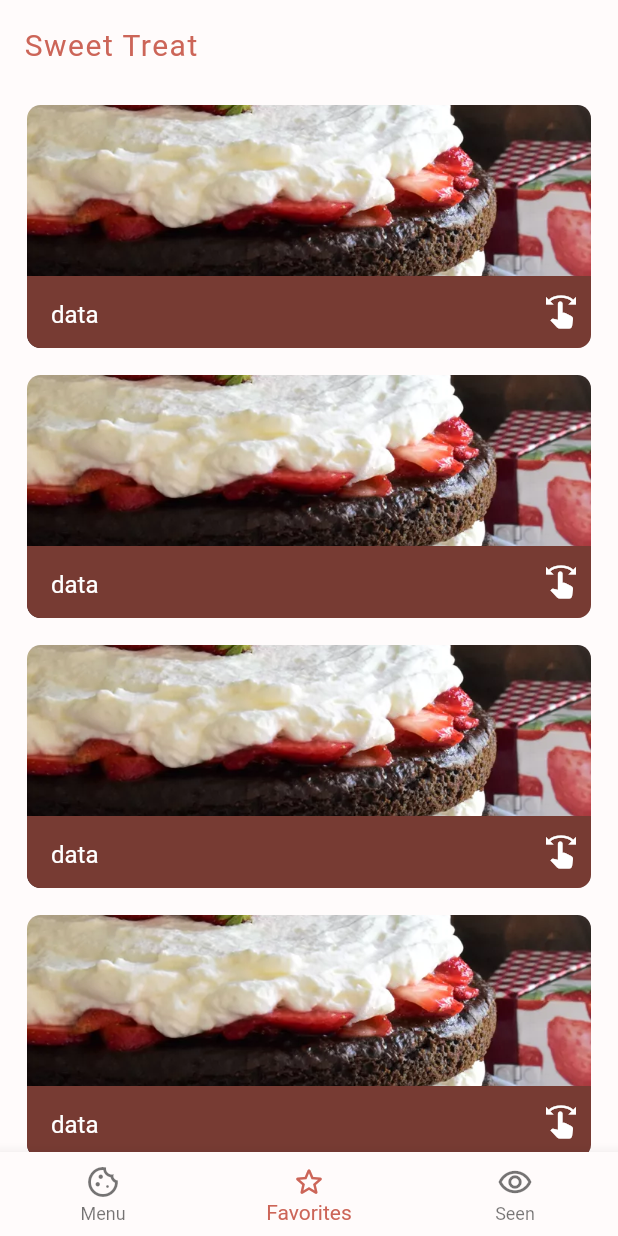
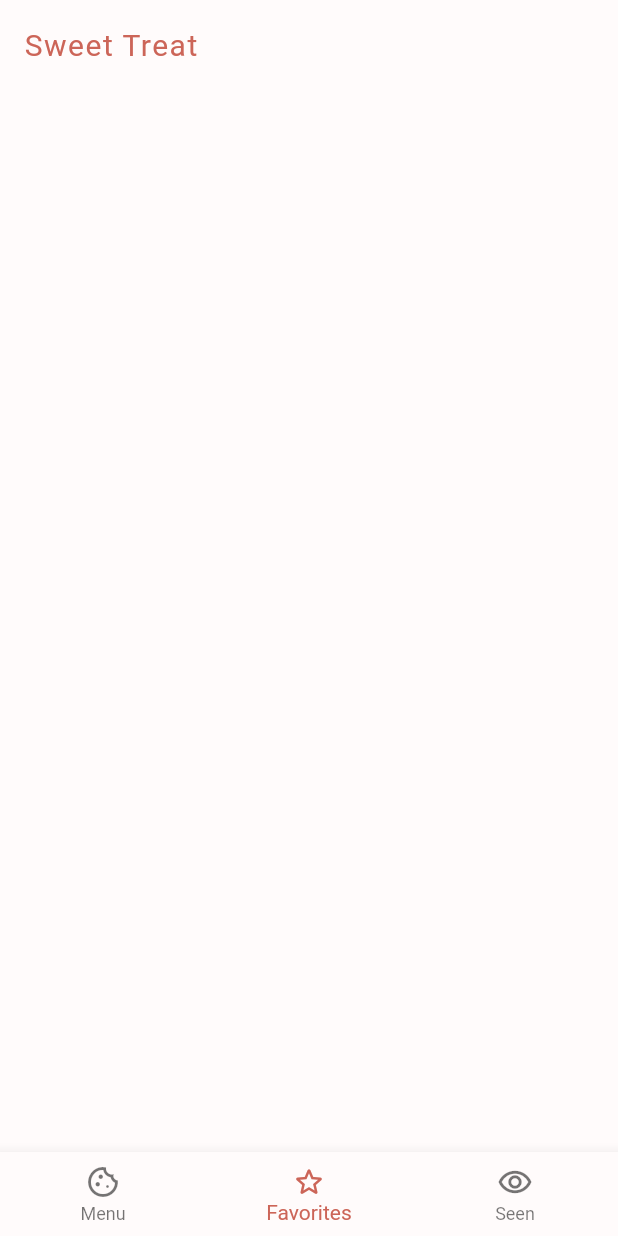
Before and after one commit to sweeetlatte/flutter-sweet-treat, a Flutter app: the screen it shows after launch, item 2 of the bottom bar chosen, on a phone screen of 412 x 824 dp. Run offline on Flutter 3.47's test engine with Material 2 defaults, Android fonts, the phone set to English and light mode, and no system bars.

Commit message:
feat: load favorites' data+handleRemoveIsFavorite

```diff
--- a/assets/json/category.json
+++ b/assets/json/category.json
@@ -36,7 +36,7 @@
   },
   {
     "id": "c8",
-    "name": "Fruits",
+    "name": "Smoothies",
     "image": "assets/images/category/cake.jpg"
   }
 ]
--- a/lib/models/product.dart
+++ b/lib/models/product.dart
@@ -35,6 +35,11 @@ class Product extends ChangeNotifier {
     notifyListeners();
   }
 
+  void handleRemoveIsFavorite() {
+    isFavorite = false;
+    favorite = (int.parse(favorite) - 1).toString();
+  }
+
   Map<String, dynamic> toMap() {
     return <String, dynamic>{
       'id': id,
--- a/lib/pages/favorites/favorites_body.dart
+++ b/lib/pages/favorites/favorites_body.dart
@@ -1,18 +1,25 @@
 import 'package:flutter/material.dart';
+import 'package:provider/provider.dart';
 import 'package:sweettreat/config/const.dart';
+import 'package:sweettreat/providers/product_provider.dart';
 
 class FavoritesBody extends StatelessWidget {
   const FavoritesBody({Key? key}) : super(key: key);
 
   @override
   Widget build(BuildContext context) {
+    var items = Provider.of<ProductProvider>(context).getItemsIsFavorite();
+
     return Container(
       color: stBackground,
       child: ListView.builder(
-        itemCount: 10,
+        itemCount: items.length,
         padding: const EdgeInsets.fromLTRB(18, 10, 18, 18),
         itemBuilder: (BuildContext context, int index) {
           return Dismissible(
+            onDismissed: (direction) {
+              items[index].handleRemoveIsFavorite();
+            },
             key: ValueKey<int>(index),
             child: Container(
               width: double.infinity,
@@ -24,12 +31,12 @@ class FavoritesBody extends StatelessWidget {
                       const BorderRadius.vertical(bottom: Radius.circular(9)),
                   child: Container(
                     color: stPrimaryVariant,
-                    child: const GridTileBar(
+                    child: GridTileBar(
                       title: Text(
-                        'data',
+                        items[index].title,
                         style: styleTitleBlack,
                       ),
-                      trailing: Icon(
+                      trailing: const Icon(
                         Icons.swipe,
                         size: sizeIconButton,
                       ),
@@ -39,10 +46,9 @@ class FavoritesBody extends StatelessWidget {
                 child: Container(
                     decoration: BoxDecoration(
                   borderRadius: BorderRadius.circular(9),
-                  image: const DecorationImage(
+                  image: DecorationImage(
                     fit: BoxFit.cover,
-                    image: AssetImage(
-                        'assets/images/product/chocolate-strawberry-shortcake.webp'),
+                    image: AssetImage(items[index].image),
                   ),
                 )),
               ),
--- a/lib/pages/home/widgets/category_body.dart
+++ b/lib/pages/home/widgets/category_body.dart
@@ -16,10 +16,10 @@ class CategoryBody extends StatelessWidget {
         borderRadius: BorderRadius.circular(9),
       ),
       width: double.infinity,
-      height: 200,
+      height: 202,
       child: GridTile(
         footer: ClipRRect(
-          borderRadius: const BorderRadius.vertical(bottom: Radius.circular(9)),
+          borderRadius: const BorderRadius.vertical(bottom: Radius.circular(11)),
           child: Container(
             height: 65,
             alignment: Alignment.center,
--- a/lib/providers/product_provider.dart
+++ b/lib/providers/product_provider.dart
@@ -17,6 +17,10 @@ class ProductProvider extends ChangeNotifier {
     return _items.singleWhere((element) => element.id == id);
   }
 
+  List<Product> getItemsIsFavorite() {
+    return _items.where((element) => element.isFavorite).toList();
+  }
+
   Future<List<Product>> readJson() async {
     final String response =
         await rootBundle.loadString('assets/json/product.json');
```
